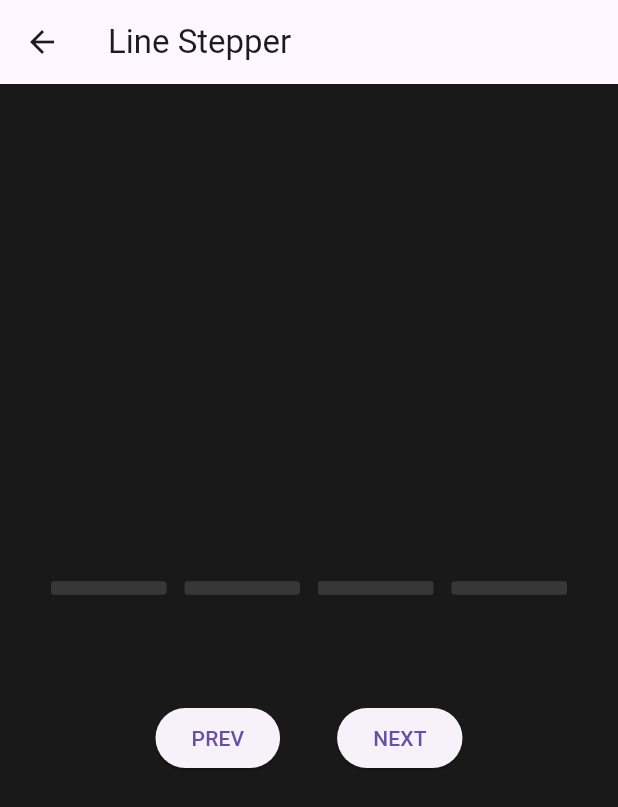
After one commit to TalebRafiepour/step-progress, a Flutter app: the screen it shows after launch, after a tap on "Example Three", on a phone screen of 412 x 824 dp. The commit adds this screen. Shown: the top 807 px of the screen. Run offline on Flutter 3.47's test engine with Material 3 defaults, Android fonts, the phone set to English and light mode, and no system bars.

Commit message:
chore: define new example to show line stepper mode

```diff
--- /dev/null
+++ b/example/lib/example_three.dart
@@ -0,0 +1,59 @@
+import 'package:flutter/material.dart';
+import 'package:step_progress/step_progress.dart';
+
+class ExampleThree extends StatelessWidget {
+  const ExampleThree({super.key});
+
+  @override
+  Widget build(BuildContext context) {
+    // Note: For 4 line steps, set totalSteps to 5 (4 lines + 1 endpoint)
+    late final stepProgressController = StepProgressController(totalSteps: 5);
+    return Scaffold(
+      backgroundColor: const Color.fromARGB(255, 25, 25, 26),
+      appBar: AppBar(
+        title: const Text('Line Stepper'),
+      ),
+      body: Column(
+        mainAxisAlignment: MainAxisAlignment.center,
+        spacing: 48,
+        children: [
+          StepProgress(
+            totalSteps: 5,
+            visibilityOptions: StepProgressVisibilityOptions.lineOnly,
+            controller: stepProgressController,
+            onStepChanged: (currentIndex) {
+              debugPrint('onStepChanged: $currentIndex');
+            },
+            theme: const StepProgressThemeData(
+              stepLineSpacing: 6,
+              defaultForegroundColor: Color.fromARGB(255, 55, 55, 55),
+              activeForegroundColor: Color.fromARGB(255, 105, 105, 105),
+              stepLineStyle: StepLineStyle(
+                lineThickness: 9,
+                borderRadius: BorderRadius.all(Radius.circular(2)),
+              ),
+            ),
+          ),
+          Row(
+            mainAxisAlignment: MainAxisAlignment.center,
+            spacing: 38,
+            children: [
+              ElevatedButton(
+                onPressed: () {
+                  stepProgressController.previousStep();
+                },
+                child: const Text('PREV'),
+              ),
+              ElevatedButton(
+                onPressed: () {
+                  stepProgressController.nextStep();
+                },
+                child: const Text('NEXT'),
+              ),
+            ],
+          ),
+        ],
+      ),
+    );
+  }
+}
--- a/example/lib/main.dart
+++ b/example/lib/main.dart
@@ -1,4 +1,5 @@
 import 'package:example/example_one.dart';
+import 'package:example/example_three.dart';
 import 'package:example/example_two.dart';
 import 'package:flutter/material.dart';
 
@@ -30,6 +31,7 @@ class HomePage extends StatelessWidget {
       body: Center(
         child: Column(
           mainAxisSize: MainAxisSize.min,
+          spacing: 30,
           children: [
             ElevatedButton(
               onPressed: () {
@@ -42,7 +44,6 @@ class HomePage extends StatelessWidget {
               },
               child: const Text('Example One'),
             ),
-            const SizedBox(height: 20),
             ElevatedButton(
               onPressed: () {
                 Navigator.push(
@@ -54,6 +55,17 @@ class HomePage extends StatelessWidget {
               },
               child: const Text('Example Two'),
             ),
+            ElevatedButton(
+              onPressed: () {
+                Navigator.push(
+                  context,
+                  MaterialPageRoute(
+                    builder: (_) => const ExampleThree(),
+                  ),
+                );
+              },
+              child: const Text('Example Three'),
+            ),
           ],
         ),
       ),
```
